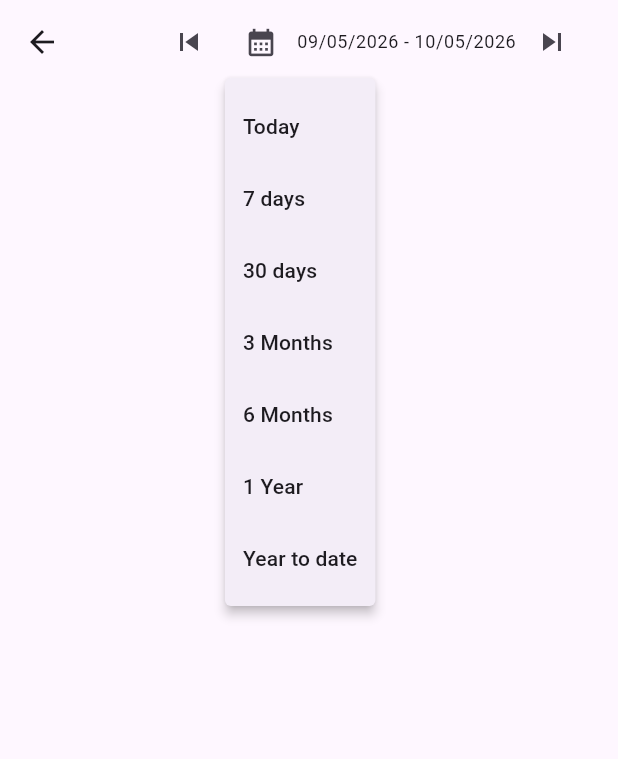
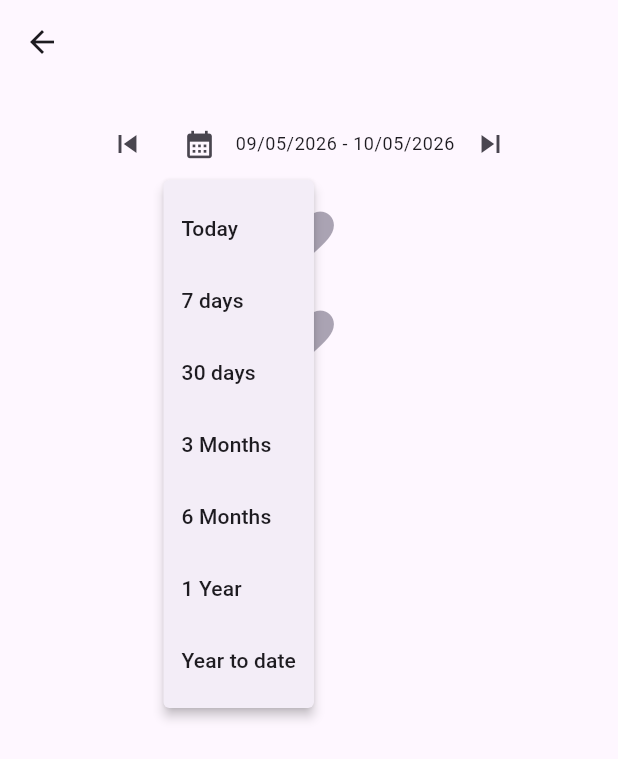
Before and after one commit to FSchiltz/Helse, a Flutter app: the PatientsDashboard screen opened directly with empty values, after a tap on the "skip previous" icon, after a tap on the "calendar month" icon, on a phone screen of 412 x 824 dp. Shown: the top 759 px of the screen. Run offline on Flutter 3.47's test engine with Material 3 defaults, Android fonts, the phone set to English and light mode, and no system bars; drawn by our look-alikes of toastification; our stand-ins replace app_links, bloc, chopper, fl_chart, flutter_bloc, jwt_decoder and 2 more; missing offline and left inert: dart:html, file_selector, graphic, health, universal_html; accounts and stored records are empty; generated files the repository leaves out were written again; project files that could hold a hidden picture were left out.

Commit message:
Agenda (#319)
* use an agenda for the patients

* fix overflow

* improve the ui

* fix

* improve

* fix first day

```diff
--- a/flutter_frontend/lib/logic/settings/settings_logic.dart
+++ b/flutter_frontend/lib/logic/settings/settings_logic.dart
@@ -111,7 +111,7 @@ class SettingsLogic {
     await (await storage).setString(Account.dateRange, run.name);
   }
 
-  static Future<DatePreset> getDateRange() async {
+  Future<DatePreset> getDateRange() async {
     var encoded = (await storage).getString(Account.dateRange);
     if (encoded == null) {
       return DatePreset.today;
--- a/flutter_frontend/lib/ui/admin_dashboard.dart
+++ b/flutter_frontend/lib/ui/admin_dashboard.dart
@@ -21,7 +21,7 @@ class AdminDashBoard extends StatelessWidget {
           Expanded(
             child: TabBarView(
               children: [
-                Dashboard(date: date, types: []),
+                Dashboard(types: []),
                 const SingleChildScrollView(
                   child: Center(child: Text("Stats")),
                 ),
--- a/flutter_frontend/lib/ui/blocs/care/patients.dart
+++ b/flutter_frontend/lib/ui/blocs/care/patients.dart
@@ -63,8 +63,7 @@ class _PatientsState extends State<Patients> {
                 .map((p) => PatientsCard(p, _resetPatients))
                 .toList();
 
-            return Flexible(
-              child: SizedBox(
+            return SizedBox(
               width: 320,
               child: Column(
                 children: [
@@ -92,7 +91,6 @@ class _PatientsState extends State<Patients> {
                   ListView(shrinkWrap: true, children: cards),
                 ],
               ),
-              ),
             );
           }
         }
--- a/flutter_frontend/lib/ui/blocs/care/patients_dashboard.dart
+++ b/flutter_frontend/lib/ui/blocs/care/patients_dashboard.dart
@@ -15,39 +15,20 @@ class PatientsDashboard extends StatefulWidget {
 }
 
 class _PatientDashboardState extends State<PatientsDashboard> {
-  DateTimeRange date = DateHelper.now();
-
-  void _setDate(DateTimeRange value) {
-    setState(() {
-      date = value;
-    });
-  }
-
   @override
   Widget build(BuildContext context) {
-    var isLargeScreen = MediaQuery.of(context).size.width > 600;
     return Scaffold(
       appBar: AppBar(
         title: Padding(
           padding: const EdgeInsets.all(8.0),
-          child: Text(widget.person.name ?? "", style: Theme.of(context).textTheme.displayMedium),
+          child: Text(
+            widget.person.name ?? "",
+            style: Theme.of(context).textTheme.displayMedium,
+          ),
         ),
-        actions: <Widget>[
-          Padding(
-            padding: const EdgeInsets.only(right: 20.0),
-            child: DateRangePicker(_setDate, date, isLargeScreen),
-          ),
-        ],
       ),
       body: Row(
-        children: [
-          Expanded(
-            child: PatientDashboard(
-              date: date,
-              person: widget.person.id,
-            ),
-          ),
-        ],
+        children: [Expanded(child: PatientDashboard(person: widget.person.id))],
       ),
     );
   }
--- a/flutter_frontend/lib/ui/local_settings.dart
+++ b/flutter_frontend/lib/ui/local_settings.dart
@@ -40,7 +40,7 @@ class _LocalSettingsPageState extends State<LocalSettingsPage> {
     _metrics = (await SettingsLogic.getMetrics()).metrics;
     _events = (await SettingsLogic.getEvents()).events;
     _lastRun = (await SettingsLogic.getLastRun());
-    _range = await SettingsLogic.getDateRange();
+    _range = await DI.settings.getDateRange();
 
     return 1;
   }
--- a/flutter_frontend/lib/ui/patient_dashboard.dart
+++ b/flutter_frontend/lib/ui/patient_dashboard.dart
@@ -1,25 +1,56 @@
 import 'package:flutter/material.dart';
+import 'package:helse/helpers/date.dart';
+import 'package:helse/logic/d_i.dart';
+import 'package:helse/ui/common/date_range_picker.dart';
 
 import 'blocs/events/events_grid.dart';
 import 'blocs/metrics/metrics_grid.dart';
 
-class PatientDashboard extends StatelessWidget {
-  final DateTimeRange date;
+class PatientDashboard extends StatefulWidget {
   final int? person;
-  const PatientDashboard({super.key, required this.date, this.person});
+  const PatientDashboard({super.key, this.person});
+
+  @override
+  State<PatientDashboard> createState() => _PatientDashboardState();
+}
+
+class _PatientDashboardState extends State<PatientDashboard> {
+  DateTimeRange date = DateHelper.now();
+
+  void _setDate(DateTimeRange value) {
+    setState(() {
+      date = value;
+    });
+  }
+
+  Future<void> _setDefaultRange() async {
+    var range = await DI.settings.getDateRange();
+    setState(() {
+      date = DateHelper.getRange(range);
+    });
+  }
+
+  @override
+  void initState() {
+    super.initState();
+    _setDefaultRange();
+  }
 
   @override
   Widget build(BuildContext context) {
+    var isLargeScreen = MediaQuery.of(context).size.width > 600;
     return SingleChildScrollView(
       child: Padding(
         padding: const EdgeInsets.all(8.0),
         child: Column(
           children: [
-            MetricsGrid(date: date, person: person),
-            const SizedBox(
-              height: 10,
+            Padding(
+              padding: const EdgeInsets.all(8.0),
+              child: DateRangePicker(_setDate, date, isLargeScreen),
             ),
-            EventsGrid(date: date, person: person),
+            MetricsGrid(date: date, person: widget.person),
+            const SizedBox(height: 10),
+            EventsGrid(date: date, person: widget.person),
           ],
         ),
       ),
```
Also changed, not shown: flutter_frontend/lib/ui/blocs/calendar/calendar_view.dart (+25 -26 lines), flutter_frontend/lib/ui/blocs/care/agenda.dart (+23 -61 lines), flutter_frontend/lib/ui/blocs/metrics/metric_detail_page.dart (+113 -26 lines), flutter_frontend/lib/ui/care_dashboard.dart (+6 -5 lines), flutter_frontend/lib/ui/dashboard.dart (+3 -4 lines), flutter_frontend/lib/ui/home.dart (+1 -19 lines). Lines whose indentation alone changed are shown as unchanged.
